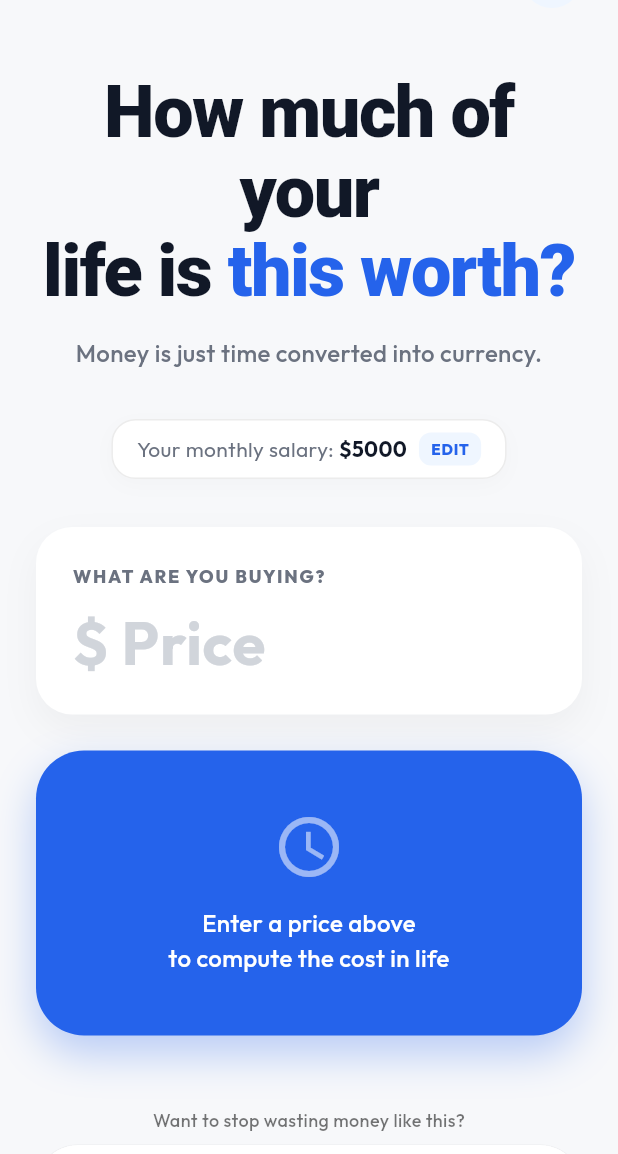
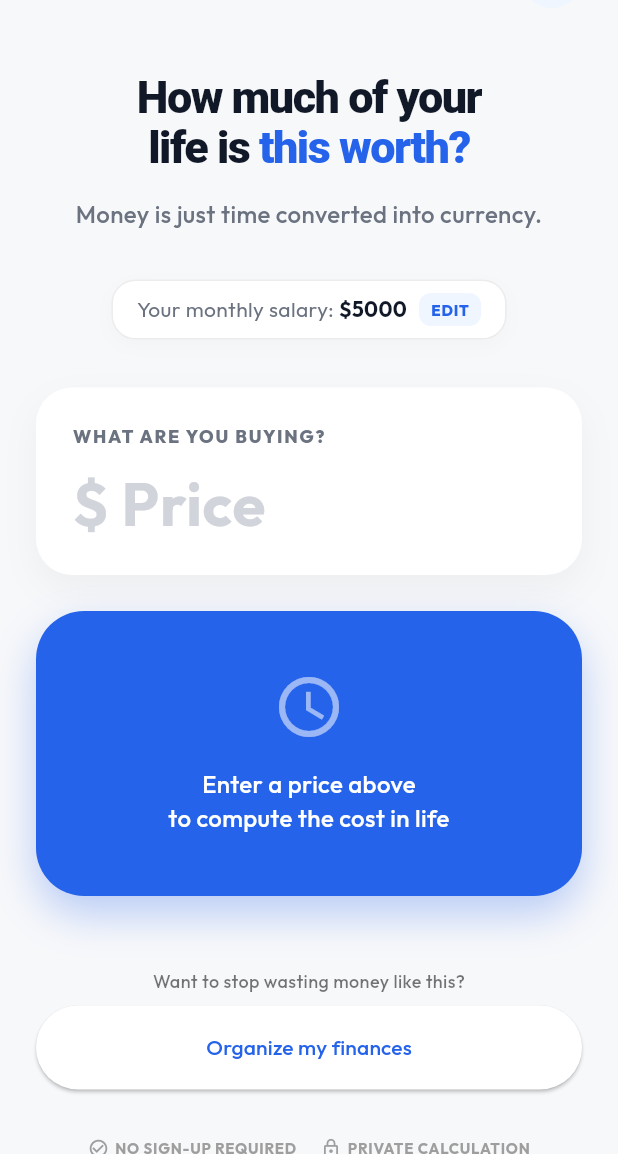
Before and after one commit to Karaba21/price_of_life_app, a Flutter app: the screen it shows after launch, on a phone screen of 412 x 824 dp, the part 82-1236 px from its top. Run offline on Flutter 3.47's test engine with Material 3 defaults, Android fonts, the phone set to English and light mode, and no system bars; our stand-ins replace flutter_riverpod, google_fonts, shared_preferences.

Commit message:
fix titulo muy grande header

```diff
--- a/lib/features/home/home_screen.dart
+++ b/lib/features/home/home_screen.dart
@@ -48,7 +48,7 @@ class HomeScreen extends ConsumerWidget {
                       textAlign: TextAlign.center,
                       text: TextSpan(
                         style: const TextStyle(
-                          fontSize: 48,
+                          fontSize: 30,
                           fontWeight: FontWeight.w900,
                           color: AppTheme.textDark,
                           height: 1.1,
```
Also changed, not shown: 7 other files.
